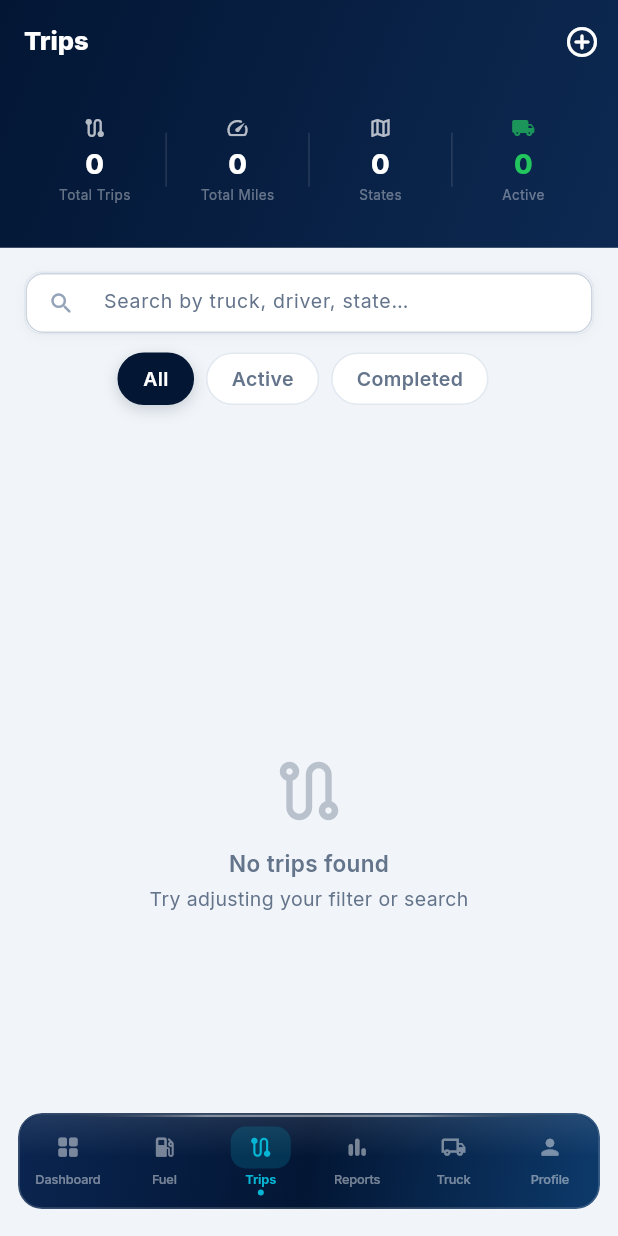
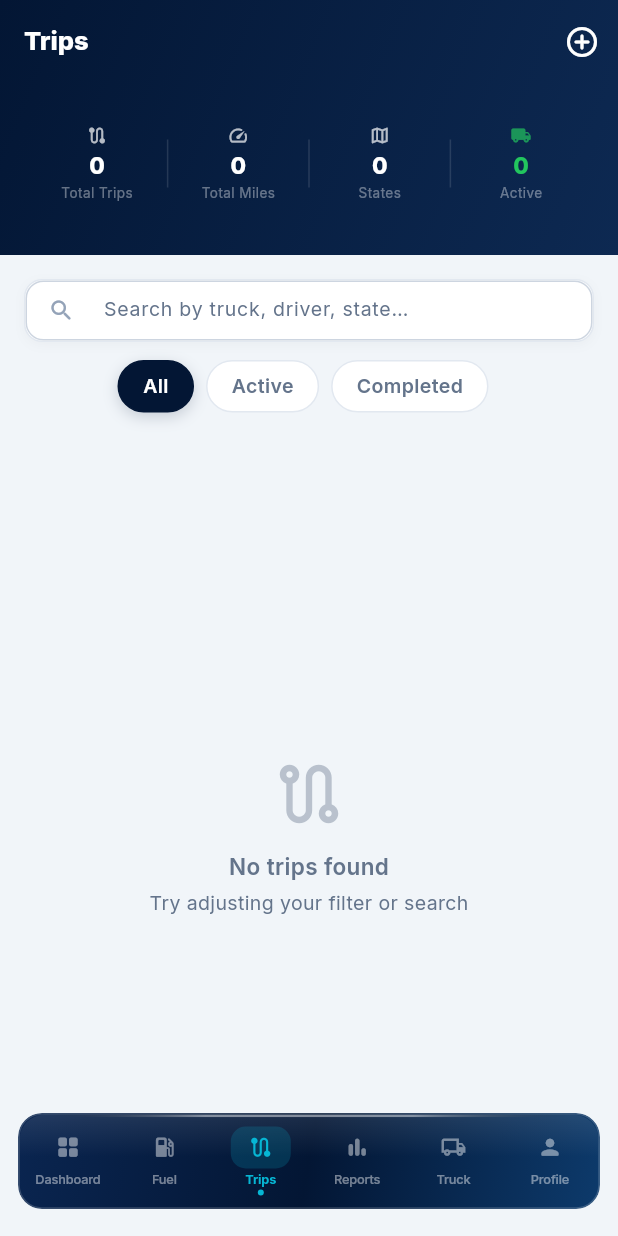
Before and after one commit to rabahaldoori/DOTMASTERAPP, a Flutter app: the TripsScreen screen opened by its route, on a phone screen of 412 x 824 dp. Run offline on Flutter 3.47's test engine with Material 3 defaults, Android fonts, the phone set to English and light mode, and no system bars; our stand-ins replace dio, file_picker, fl_chart, flutter_secure_storage, geolocator, go_router and 6 more; missing offline and left inert: flutter_pdfview, onesignal_flutter; accounts and stored records are empty; network calls fail; project files that could hold a hidden picture were left out.

Commit message:
fix: trips stats header - reduce font size + FittedBox auto-shrink to prevent overlap on real phones

```diff
--- a/lib/features/trips/trips_screen.dart
+++ b/lib/features/trips/trips_screen.dart
@@ -94,7 +94,7 @@ class _TripsScreenState extends State<TripsScreen> {
           slivers: [
             // ── Header ────────────────────────────────────────────────
             SliverAppBar(
-              expandedHeight: 165,
+              expandedHeight: 170,
               pinned: true,
               backgroundColor: _navy,
               foregroundColor: Colors.white,
@@ -257,8 +257,8 @@ class _TripsScreenState extends State<TripsScreen> {
   }
 
   Widget _headerDiv() => Container(
-      width: 1, height: 36, color: Colors.white12,
-      margin: const EdgeInsets.symmetric(horizontal: 4));
+      width: 1, height: 32, color: Colors.white12,
+      margin: const EdgeInsets.symmetric(horizontal: 2));
 }
 
 // ── Header stat ──────────────────────────────────────────────────────────────
@@ -272,12 +272,20 @@ class _HeaderStat extends StatelessWidget {
   @override
   Widget build(BuildContext context) => Expanded(
     child: Column(mainAxisAlignment: MainAxisAlignment.center, children: [
-      Icon(icon, size: 16, color: color.withOpacity(0.7)),
-      const SizedBox(height: 4),
-      Text(value, style: GoogleFonts.inter(fontSize: 18,
-          fontWeight: FontWeight.w800, color: color)),
-      Text(label, style: GoogleFonts.inter(fontSize: 9,
-          color: Colors.white38, letterSpacing: 0.3)),
+      Icon(icon, size: 14, color: color.withOpacity(0.7)),
+      const SizedBox(height: 3),
+      // FittedBox auto-shrinks the value if the column is too narrow
+      FittedBox(
+        fit: BoxFit.scaleDown,
+        child: Text(value, style: GoogleFonts.inter(fontSize: 15,
+            fontWeight: FontWeight.w800, color: color)),
+      ),
+      const SizedBox(height: 1),
+      FittedBox(
+        fit: BoxFit.scaleDown,
+        child: Text(label, style: GoogleFonts.inter(fontSize: 9,
+            color: Colors.white38, letterSpacing: 0.3)),
+      ),
     ]),
   );
 }
```
